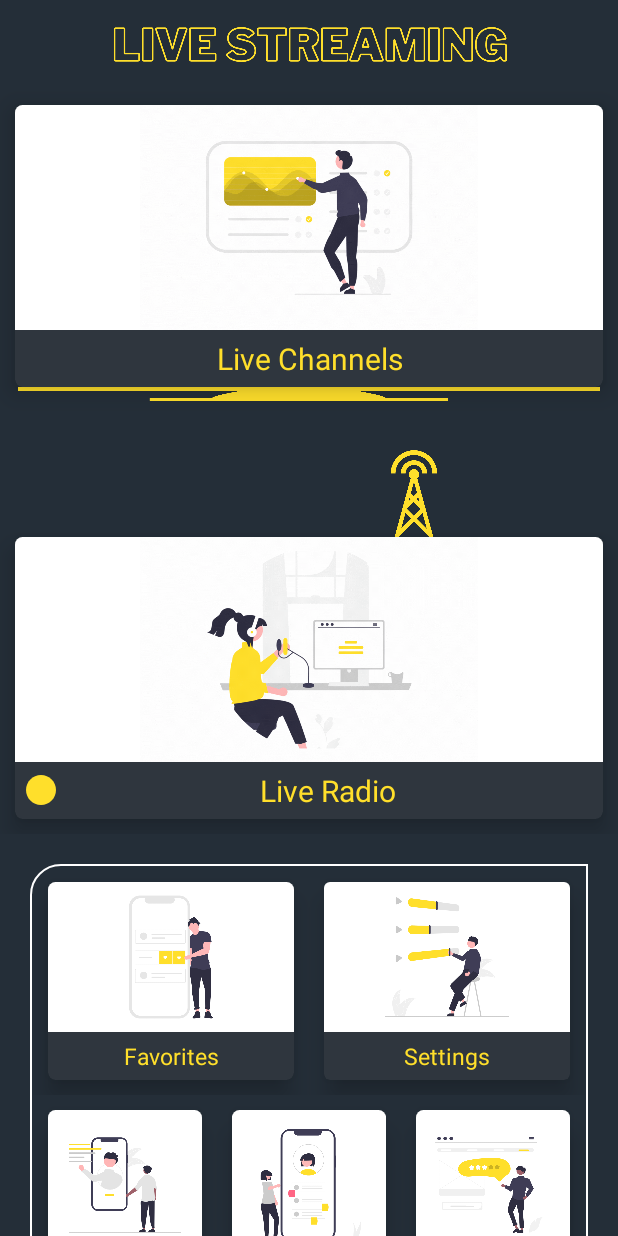
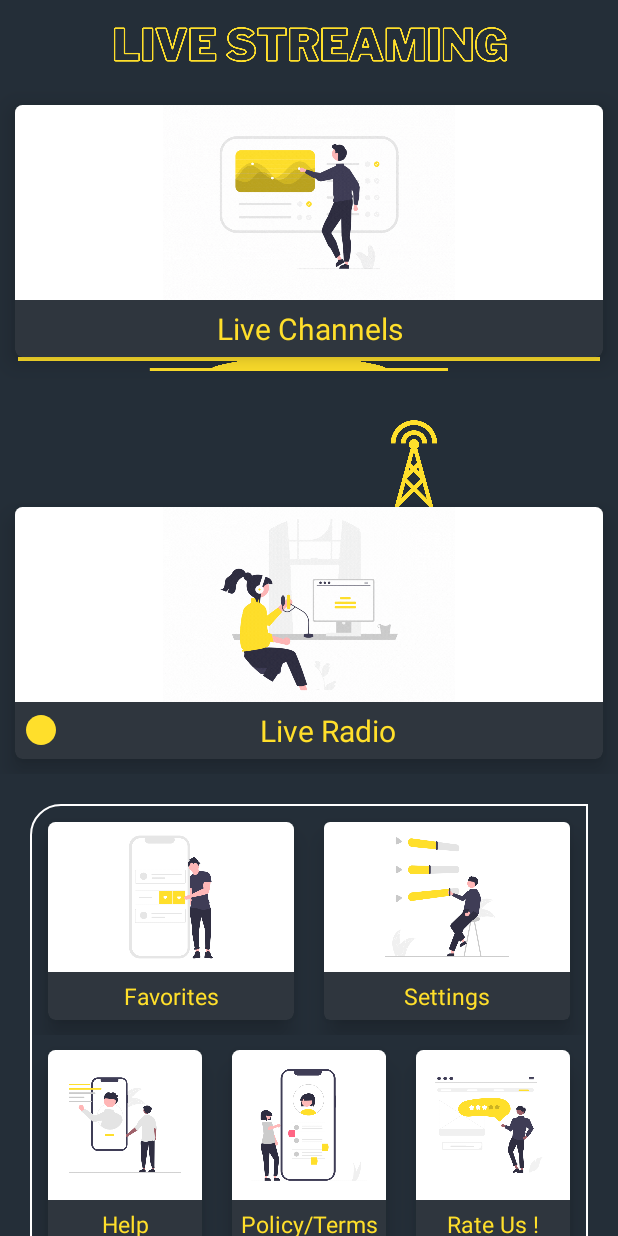
Before and after one commit to Moutamid/Streaming_App, an Android app: the screen it shows after launch (MainActivity), on a phone screen of 412 x 824 dp. Run offline under Robolectric (Android 15) with nearby library versions, the phone set to English and light mode, and no system bars; our stand-ins replace Firebase (no records; nobody signed in at launch, a user with empty details on screens opened directly); libraries missing offline, so code that uses them is left out: com.blogspot.atifsoftwares, com.fxn.stash; 2 statements that could not run were skipped.

Commit message:
Commit for App 2

```diff
--- a/app/src/main/java/com/moutamid/streaming_app/Settings_Activity.java
+++ b/app/src/main/java/com/moutamid/streaming_app/Settings_Activity.java
@@ -86,6 +86,8 @@ public class Settings_Activity extends AppCompatActivity {
                         "Arabic",
                         "Deutsch",
                         "Turkish",
+                        "Russian",
+                        "Spanish",
                 };
                 AlertDialog.Builder mBuilder = new AlertDialog.Builder(Settings_Activity.this);
                 mBuilder.setTitle("Choose an item");
--- a/app/src/main/res/layout/activity_main.xml
+++ b/app/src/main/res/layout/activity_main.xml
@@ -46,7 +46,7 @@
 
                         <pl.droidsonroids.gif.GifImageView
                             android:layout_width="match_parent"
-                            android:layout_height="150dp"
+                            android:layout_height="130dp"
                             android:background="@color/white"
                             android:src="@drawable/cahnnel_gif"/>
 
@@ -103,19 +103,19 @@
 
                         <pl.droidsonroids.gif.GifImageView
                             android:layout_width="match_parent"
-                            android:layout_height="150dp"
+                            android:layout_height="130dp"
                             android:background="@color/white"
-                            android:src="@drawable/radio_gif"/>
+                            android:src="@drawable/radio_gif" />
 
                         <TextView
                             android:layout_width="match_parent"
                             android:layout_height="wrap_content"
+                            android:layout_margin="5dp"
+                            android:drawableLeft="@drawable/ic_baseline_circle_24"
                             android:gravity="center"
+                            android:text="Live Radio"
                             android:textColor="@color/yellow"
-                            android:textSize="20sp"
-                            android:drawableLeft="@drawable/ic_baseline_circle_24"
-                            android:layout_margin="5dp"
-                            android:text="Live Radio"/>
+                            android:textSize="20sp" />
                     </LinearLayout>
                 </androidx.cardview.widget.CardView>
 
@@ -266,7 +266,7 @@
                                 android:layout_height="wrap_content"
                                 android:layout_margin="5dp"
                                 android:gravity="center"
-                                android:text="Feedback"
+                                android:text="Policy/Terms"
                                 android:textColor="@color/yellow"
                                 android:textSize="15sp" />
                         </LinearLayout>
--- a/app/src/main/res/layout/activity_splash.xml
+++ b/app/src/main/res/layout/activity_splash.xml
@@ -11,6 +11,7 @@
         android:layout_width="match_parent"
         android:layout_height="match_parent"
         app:loopCount="1"
-        android:src="@drawable/splash_gif_stream" />
+        android:scaleType="fitXY"
+        android:src="@drawable/uk_splash" />
 
 </RelativeLayout>
--- a/app/src/main/res/layout/row_channels.xml
+++ b/app/src/main/res/layout/row_channels.xml
@@ -29,7 +29,7 @@
 
                 <androidx.cardview.widget.CardView
                     android:layout_width="match_parent"
-                    android:layout_height="100dp"
+                    android:layout_height="70dp"
                     android:layout_gravity="center"
                     app:cardBackgroundColor="@color/white"
                     app:cardElevation="10dp"
@@ -56,15 +56,12 @@
                         android:text="Geo News"
                         android:gravity="center"
                         android:textColor="@color/green"
-                        android:layout_marginLeft="20dp"
                         android:textStyle="bold"
                         android:textSize="18sp"/>
 
                     <LinearLayout
                         android:layout_width="match_parent"
                         android:layout_height="wrap_content"
-                        android:layout_marginLeft="20dp"
-                        android:layout_marginBottom="10dp"
                         android:orientation="vertical">
 
                         <TextView
@@ -82,7 +79,6 @@
                             android:layout_width="match_parent"
                             android:layout_height="wrap_content"
                             android:layout_gravity="center"
-                            android:layout_marginTop="5dp"
                             android:orientation="horizontal">
 
                             <TextView
--- a/app/src/main/res/values/strings.xml
+++ b/app/src/main/res/values/strings.xml
@@ -1,3 +1,3 @@
 <resources>
-    <string name="app_name">Streaming_App</string>
+    <string name="app_name">UK TV &amp; Radio</string>
 </resources>
```
Also changed, not shown: app/src/main/res/drawable/uk_splash.gif (added), 1 other file.
